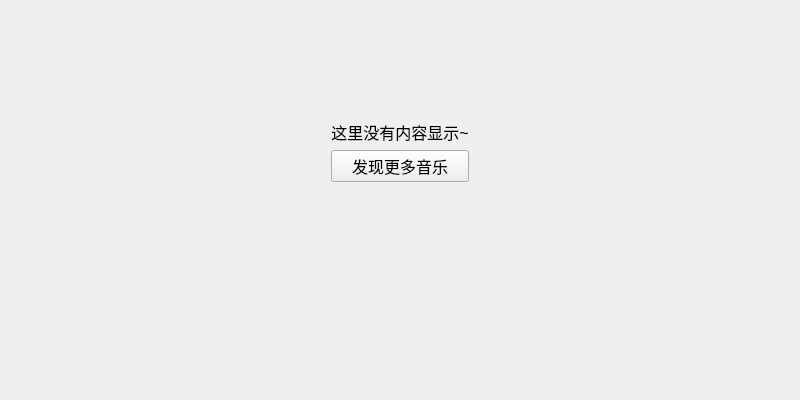
Old version of the form KuGouStart/PurchasedMusic/PurchasedAlbums/PurchasedAlbums.ui in the repository a-mo-xi-wei/Qt-KuGouAppClient.
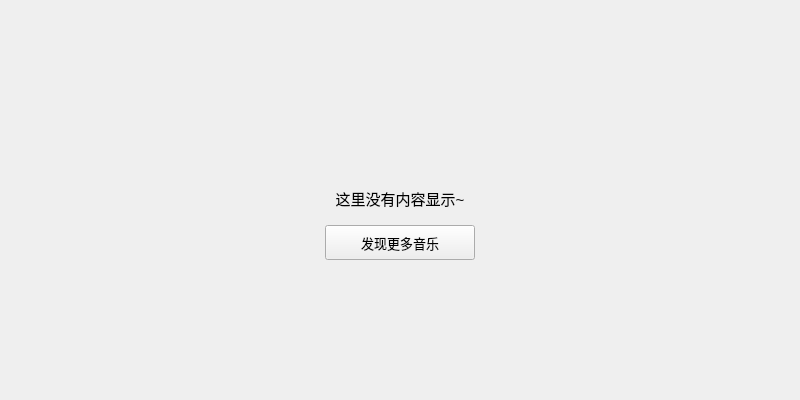
New version of the form.

Commit message: 已购音乐主界面搭建完成，细节优化

What changed in the file:
```diff
--- a/KuGouStart/PurchasedMusic/PurchasedAlbums/PurchasedAlbums.ui
+++ b/KuGouStart/PurchasedMusic/PurchasedAlbums/PurchasedAlbums.ui
@@ -13,28 +13,28 @@
   <property name="windowTitle">
    <string>PurchasedAlbums</string>
   </property>
-  <layout class="QVBoxLayout" name="verticalLayout">
+  <layout class="QVBoxLayout" name="verticalLayout_2">
    <item>
     <widget class="QWidget" name="widget_3" native="true">
-     <layout class="QVBoxLayout" name="verticalLayout_8">
+     <layout class="QVBoxLayout" name="verticalLayout" stretch="1,1,1">
       <item>
        <spacer name="verticalSpacer_2">
         <property name="orientation">
          <enum>Qt::Vertical</enum>
         </property>
-        <property name="sizeType">
-         <enum>QSizePolicy::Fixed</enum>
-        </property>
         <property name="sizeHint" stdset="0">
          <size>
           <width>20</width>
-          <height>100</height>
+          <height>40</height>
          </size>
         </property>
        </spacer>
       </item>
       <item>
        <layout class="QGridLayout" name="gridLayout">
+        <property name="verticalSpacing">
+         <number>15</number>
+        </property>
         <item row="0" column="0">
          <spacer name="horizontalSpacer_8">
           <property name="orientation">
@@ -52,18 +52,18 @@
          <widget class="QLabel" name="label_16">
           <property name="font">
            <font>
-            <pointsize>12</pointsize>
+            <pointsize>11</pointsize>
            </font>
           </property>
           <property name="text">
            <string>这里没有内容显示~</string>
           </property>
           <property name="alignment">
-           <set>Qt::AlignCenter</set>
+           <set>Qt::AlignBottom|Qt::AlignHCenter</set>
           </property>
          </widget>
         </item>
-        <item row="0" column="2" rowspan="2">
+        <item row="0" column="2">
          <spacer name="horizontalSpacer_9">
           <property name="orientation">
            <enum>Qt::Horizontal</enum>
@@ -76,11 +76,36 @@
           </property>
          </spacer>
         </item>
-        <item row="1" column="1" rowspan="2">
-         <widget class="QPushButton" name="pushButton_7">
+        <item row="1" column="0">
+         <spacer name="horizontalSpacer_11">
+          <property name="orientation">
+           <enum>Qt::Horizontal</enum>
+          </property>
+          <property name="sizeHint" stdset="0">
+           <size>
+            <width>40</width>
+            <height>20</height>
+           </size>
+          </property>
+         </spacer>
+        </item>
+        <item row="1" column="1">
+         <widget class="QPushButton" name="search_pushButton">
+          <property name="minimumSize">
+           <size>
+            <width>150</width>
+            <height>35</height>
+           </size>
+          </property>
+          <property name="maximumSize">
+           <size>
+            <width>150</width>
+            <height>35</height>
+           </size>
+          </property>
           <property name="font">
            <font>
-            <pointsize>12</pointsize>
+            <pointsize>10</pointsize>
            </font>
           </property>
           <property name="cursor">
@@ -91,20 +116,7 @@
           </property>
          </widget>
         </item>
-        <item row="2" column="0">
-         <spacer name="horizontalSpacer_11">
-          <property name="orientation">
-           <enum>Qt::Horizontal</enum>
-          </property>
-          <property name="sizeHint" stdset="0">
-           <size>
-            <width>40</width>
-            <height>20</height>
-           </size>
-          </property>
-         </spacer>
-        </item>
-        <item row="2" column="2">
+        <item row="1" column="2">
          <spacer name="horizontalSpacer_10">
           <property name="orientation">
            <enum>Qt::Horizontal</enum>
```
Left out of the diff: 5 changed lines with no effect on the pictures. The commit also changes 6 other files.
